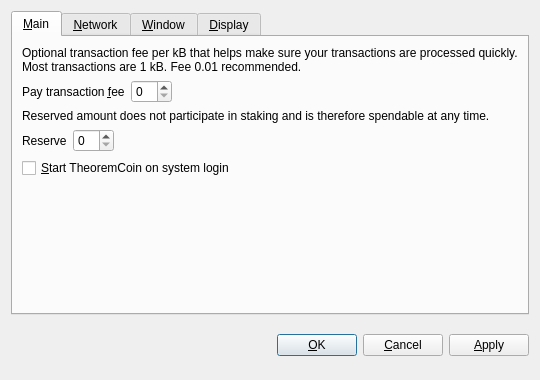
First picture: the form in src/qt/forms/optionsdialog.ui, repository TheoremCrypto/TheoremCoin, before the edit.
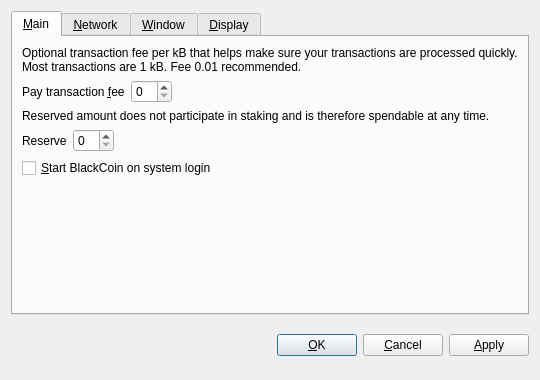
Second picture: the form after the edit. Custom widgets are drawn as their Qt base class.

Commit message:
Revert "Making Changes for a new coin"
This reverts commit 33d918d2477862ca7a4d7d6981a06b01ca37c2e3.

Diff of the .ui file:
```diff
--- a/src/qt/forms/optionsdialog.ui
+++ b/src/qt/forms/optionsdialog.ui
@@ -128,7 +128,7 @@
           <string>Automatically start TheoremCoin after logging in to the system.</string>
          </property>
          <property name="text">
-          <string>&amp;Start TheoremCoin on system login</string>
+          <string>&amp;Start BlackCoin on system login</string>
          </property>
         </widget>
        </item>
```
Left out of the diff: 8 changed lines with no effect on the pictures. The commit also changes 162 other files.
